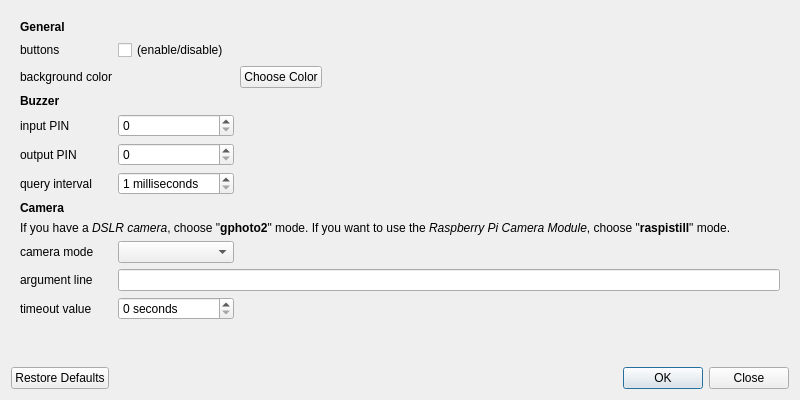
This is preferences.ui in tomikais/fotobox as Qt 5 draws it before an edit. The edited form follows.
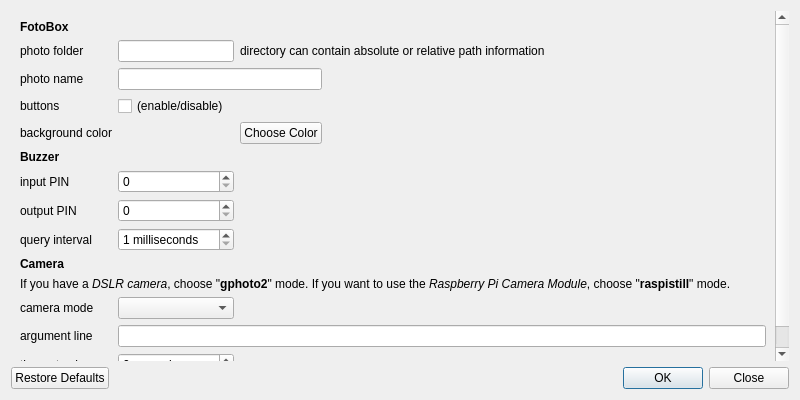
This is the edited form.

Commit message: prepare to manage the photos

The edit to the form file:
```diff
--- a/preferences.ui
+++ b/preferences.ui
@@ -34,8 +34,8 @@
        <rect>
         <x>0</x>
         <y>0</y>
-        <width>782</width>
-        <height>353</height>
+        <width>765</width>
+        <height>356</height>
        </rect>
       </property>
       <property name="mouseTracking">
@@ -44,24 +44,34 @@
       <layout class="QVBoxLayout" name="verticalLayout_2">
        <item>
         <layout class="QGridLayout" name="gridLayout">
-         <item row="4" column="0">
-          <widget class="QLabel" name="lblInputPin">
+         <item row="0" column="0" colspan="2">
+          <widget class="QLabel" name="lblGeneral">
+           <property name="font">
+            <font>
+             <weight>75</weight>
+             <bold>true</bold>
+            </font>
+           </property>
            <property name="text">
-            <string>input PIN</string>
+            <string>FotoBox</string>
            </property>
-           <property name="buddy">
-            <cstring>spbInputPin</cstring>
+          </widget>
+         </item>
+         <item row="8" column="1">
+          <widget class="QSpinBox" name="spbOutputPin">
+           <property name="maximum">
+            <number>40</number>
            </property>
           </widget>
          </item>
-         <item row="10" column="1" colspan="3">
+         <item row="13" column="1" colspan="3">
           <widget class="QLineEdit" name="txtArgumentLine">
            <property name="clearButtonEnabled">
             <bool>true</bool>
            </property>
           </widget>
          </item>
-         <item row="2" column="0">
+         <item row="5" column="0">
           <widget class="QLabel" name="lblBackground">
            <property name="text">
             <string>background color</string>
@@ -71,28 +81,51 @@
            </property>
           </widget>
          </item>
-         <item row="11" column="1">
+         <item row="14" column="0">
+          <widget class="QLabel" name="lblTimeout">
+           <property name="text">
+            <string>timeout value</string>
+           </property>
+           <property name="buddy">
+            <cstring>spbTimout</cstring>
+           </property>
+          </widget>
+         </item>
+         <item row="14" column="1">
           <widget class="QSpinBox" name="spbTimout">
            <property name="suffix">
             <string> seconds</string>
            </property>
           </widget>
          </item>
-         <item row="4" column="1">
+         <item row="4" column="0">
+          <widget class="QLabel" name="lblButtons">
+           <property name="text">
+            <string>buttons</string>
+           </property>
+           <property name="buddy">
+            <cstring>chbButtons</cstring>
+           </property>
+          </widget>
+         </item>
+         <item row="7" column="1">
           <widget class="QSpinBox" name="spbInputPin">
            <property name="maximum">
             <number>40</number>
            </property>
           </widget>
          </item>
-         <item row="1" column="1">
+         <item row="4" column="1">
           <widget class="QCheckBox" name="chbButtons">
            <property name="text">
             <string>(enable/disable)</string>
            </property>
           </widget>
          </item>
-         <item row="6" column="0">
+         <item row="12" column="1">
+          <widget class="QComboBox" name="cmbCameraMode"/>
+         </item>
+         <item row="9" column="0">
           <widget class="QLabel" name="lblQueryInterval">
            <property name="text">
             <string>query interval</string>
@@ -102,37 +135,14 @@
            </property>
           </widget>
          </item>
-         <item row="1" column="0">
-          <widget class="QLabel" name="lblButtons">
-           <property name="text">
-            <string>buttons</string>
-           </property>
-           <property name="buddy">
-            <cstring>chbButtons</cstring>
-           </property>
-          </widget>
-         </item>
-         <item row="2" column="2">
+         <item row="5" column="2">
           <widget class="QPushButton" name="btnChooseColor">
            <property name="text">
             <string>Choose Color</string>
            </property>
           </widget>
          </item>
-         <item row="0" column="0" colspan="2">
-          <widget class="QLabel" name="lblGeneral">
-           <property name="font">
-            <font>
-             <weight>75</weight>
-             <bold>true</bold>
-            </font>
-           </property>
-           <property name="text">
-            <string>General</string>
-           </property>
-          </widget>
-         </item>
-         <item row="2" column="1">
+         <item row="5" column="1">
           <widget class="QLineEdit" name="txtShowColor">
            <property name="enabled">
             <bool>false</bool>
@@ -154,24 +164,60 @@
            </property>
           </widget>
          </item>
-         <item row="5" column="1">
-          <widget class="QSpinBox" name="spbOutputPin">
-           <property name="maximum">
-            <number>40</number>
+         <item row="7" column="0">
+          <widget class="QLabel" name="lblInputPin">
+           <property name="text">
+            <string>input PIN</string>
            </property>
           </widget>
          </item>
-         <item row="11" column="0">
-          <widget class="QLabel" name="lblTimeout">
+         <item row="12" column="2" colspan="2">
+          <widget class="QLabel" name="lblCameraModeInfo">
+           <property name="styleSheet">
+            <string notr="true">QLabel { color : red; }</string>
+           </property>
+           <property name="wordWrap">
+            <bool>true</bool>
+           </property>
+          </widget>
+         </item>
+         <item row="11" column="0" colspan="4">
+          <widget class="QLabel" name="lblCameraInfo">
            <property name="text">
-            <string>timeout value</string>
+            <string>&lt;html&gt;&lt;head/&gt;&lt;body&gt;&lt;p&gt;If you have a &lt;span style=&quot; font-style:italic;&quot;&gt;DSLR camera&lt;/span&gt;, choose &amp;quot;&lt;span style=&quot; font-weight:600;&quot;&gt;gphoto2&lt;/span&gt;&amp;quot; mode. If you want to use the &lt;span style=&quot; font-style:italic;&quot;&gt;Raspberry Pi Camera Module&lt;/span&gt;, choose &amp;quot;&lt;span style=&quot; font-weight:600;&quot;&gt;raspistill&lt;/span&gt;&amp;quot; mode.&lt;/p&gt;&lt;/body&gt;&lt;/html&gt;</string>
            </property>
+           <property name="wordWrap">
+            <bool>true</bool>
+           </property>
+          </widget>
+         </item>
+         <item row="2" column="1">
+          <widget class="QLineEdit" name="txtPhotoFolder">
+           <property name="sizePolicy">
+            <sizepolicy hsizetype="Minimum" vsizetype="Fixed">
+             <horstretch>0</horstretch>
+             <verstretch>0</verstretch>
+            </sizepolicy>
+           </property>
+           <property name="text">
+            <string/>
+           </property>
+           <property name="clearButtonEnabled">
+            <bool>true</bool>
+           </property>
+          </widget>
+         </item>
+         <item row="12" column="0">
+          <widget class="QLabel" name="lblCameraMode">
+           <property name="text">
+            <string>camera mode</string>
+           </property>
            <property name="buddy">
             <cstring>spbTimout</cstring>
            </property>
           </widget>
          </item>
-         <item row="7" column="0" colspan="2">
+         <item row="10" column="0" colspan="2">
           <widget class="QLabel" name="lblCamera">
            <property name="font">
             <font>
@@ -197,20 +243,40 @@
            </property>
           </spacer>
          </item>
-         <item row="9" column="1">
-          <widget class="QComboBox" name="cmbCameraMode"/>
+         <item row="13" column="0">
+          <widget class="QLabel" name="lblArgumentLine">
+           <property name="text">
+            <string>argument line</string>
+           </property>
+           <property name="buddy">
+            <cstring>txtArgumentLine</cstring>
+           </property>
+          </widget>
          </item>
-         <item row="9" column="2" colspan="2">
-          <widget class="QLabel" name="lblCameraModeInfo">
-           <property name="styleSheet">
-            <string notr="true">QLabel { color : red; }</string>
+         <item row="6" column="0" colspan="2">
+          <widget class="QLabel" name="lblBuzzer">
+           <property name="font">
+            <font>
+             <weight>75</weight>
+             <bold>true</bold>
+            </font>
            </property>
-           <property name="wordWrap">
-            <bool>true</bool>
+           <property name="text">
+            <string>Buzzer</string>
            </property>
           </widget>
          </item>
-         <item row="5" column="0">
+         <item row="2" column="0">
+          <widget class="QLabel" name="lblPhotoFolder">
+           <property name="text">
+            <string>photo folder</string>
+           </property>
+           <property name="buddy">
+            <cstring>txtPhotoFolder</cstring>
+           </property>
+          </widget>
+         </item>
+         <item row="8" column="0">
           <widget class="QLabel" name="lblOutputPin">
            <property name="text">
             <string>output PIN</string>
@@ -220,17 +286,7 @@
            </property>
           </widget>
          </item>
-         <item row="9" column="0">
-          <widget class="QLabel" name="lblCameraMode">
-           <property name="text">
-            <string>camera mode</string>
-           </property>
-           <property name="buddy">
-            <cstring>cmbCameraMode</cstring>
-           </property>
-          </widget>
-         </item>
-         <item row="6" column="1">
+         <item row="9" column="1">
           <widget class="QSpinBox" name="spbQueryInterval">
            <property name="accelerated">
             <bool>true</bool>
@@ -246,39 +302,33 @@
            </property>
           </widget>
          </item>
-         <item row="3" column="0" colspan="2">
-          <widget class="QLabel" name="lblBuzzer">
-           <property name="font">
-            <font>
-             <weight>75</weight>
-             <bold>true</bold>
-            </font>
-           </property>
+         <item row="3" column="0">
+          <widget class="QLabel" name="lblPhotoName">
            <property name="text">
-            <string>Buzzer</string>
+            <string>photo name</string>
            </property>
           </widget>
          </item>
-         <item row="10" column="0">
-          <widget class="QLabel" name="lblArgumentLine">
+         <item row="2" column="2" colspan="2">
+          <widget class="QLabel" name="lblPhotoFolderInfo">
            <property name="text">
-            <string>argument line</string>
-           </property>
-           <property name="buddy">
-            <cstring>txtArgumentLine</cstring>
-           </property>
-          </widget>
-         </item>
-         <item row="8" column="0" colspan="4">
-          <widget class="QLabel" name="lblCameraInfo">
-           <property name="text">
-            <string>&lt;html&gt;&lt;head/&gt;&lt;body&gt;&lt;p&gt;If you have a &lt;span style=&quot; font-style:italic;&quot;&gt;DSLR camera&lt;/span&gt;, choose &amp;quot;&lt;span style=&quot; font-weight:600;&quot;&gt;gphoto2&lt;/span&gt;&amp;quot; mode. If you want to use the &lt;span style=&quot; font-style:italic;&quot;&gt;Raspberry Pi Camera Module&lt;/span&gt;, choose &amp;quot;&lt;span style=&quot; font-weight:600;&quot;&gt;raspistill&lt;/span&gt;&amp;quot; mode.&lt;/p&gt;&lt;/body&gt;&lt;/html&gt;</string>
+            <string>directory can contain absolute or relative path information</string>
            </property>
            <property name="wordWrap">
             <bool>true</bool>
            </property>
           </widget>
          </item>
+         <item row="3" column="1" colspan="2">
+          <widget class="QLineEdit" name="txtPhotoName">
+           <property name="sizePolicy">
+            <sizepolicy hsizetype="Minimum" vsizetype="Fixed">
+             <horstretch>0</horstretch>
+             <verstretch>0</verstretch>
+            </sizepolicy>
+           </property>
+          </widget>
+         </item>
         </layout>
        </item>
        <item>
```
Left out of the diff: 5 changed lines with no effect on the pictures. The commit also changes 5 other files.
